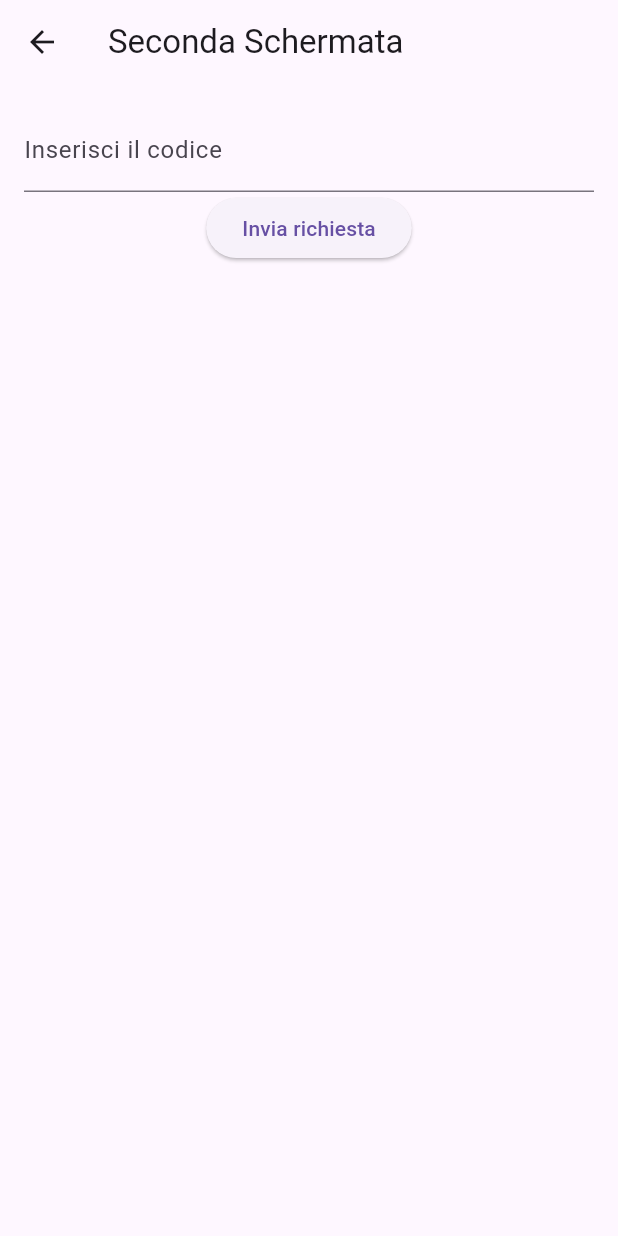
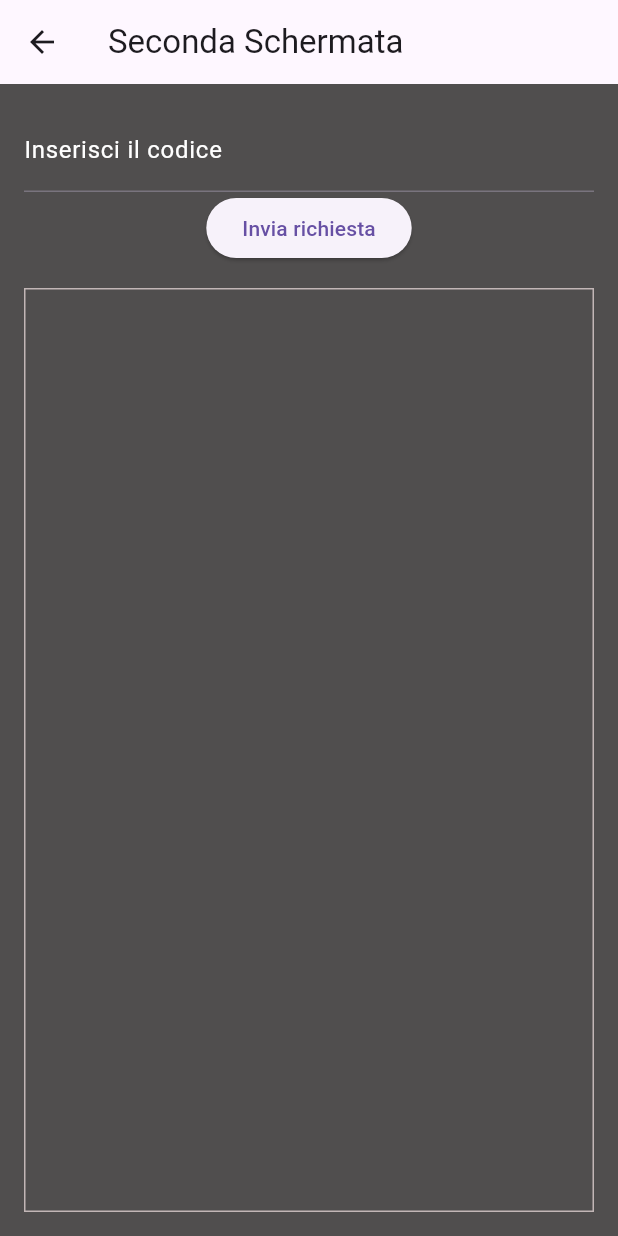
Before and after one commit to Mattia-Nisato/ProgettiProfDentico, a Flutter app: the screen it shows after launch, after a tap on "Vai alla seconda schermata", on a phone screen of 412 x 824 dp. Run offline on Flutter 3.47's test engine with Material 3 defaults, Android fonts, the phone set to English and light mode, and no system bars; network calls fail.

Commit message:
quasi finito

```diff
--- /dev/null
+++ b/client_rest_flutter/lib/first_screen.dart
@@ -0,0 +1,27 @@
+import 'package:flutter/material.dart';
+import 'second_screen.dart';
+
+class FirstScreen extends StatelessWidget {
+  @override
+  Widget build(BuildContext context) {
+    return Scaffold(
+      appBar: AppBar(
+        title: Text('Prima Schermata'),
+      ),
+      body: Center(
+        child: ElevatedButton(
+          style: ElevatedButton.styleFrom(
+            primary: Colors.grey[700], // This is the color of the button
+          ),
+          child: Text('Vai alla seconda schermata'),
+          onPressed: () {
+            Navigator.push(
+              context,
+              MaterialPageRoute(builder: (context) => SecondScreen()),
+            );
+          },
+        ),
+      ),
+    );
+  }
+}
--- a/client_rest_flutter/lib/main.dart
+++ b/client_rest_flutter/lib/main.dart
@@ -1,84 +1,15 @@
 import 'package:flutter/material.dart';
-import 'package:http/http.dart' as http;
-import 'dart:convert';
+import 'first_screen.dart';
 
 void main() {
   runApp(MaterialApp(
     home: FirstScreen(),
+    theme: ThemeData(
+      scaffoldBackgroundColor: const Color.fromARGB(255, 80, 78, 78),
+      textTheme: TextTheme(
+        bodyText1: TextStyle(color: Colors.white),
+        bodyText2: TextStyle(color: Colors.white),
+      ),
+    ),
   ));
 }
-
-class FirstScreen extends StatelessWidget {
-  @override
-  Widget build(BuildContext context) {
-    return Scaffold(
-      appBar: AppBar(
-        title: Text('Prima Schermata'),
-      ),
-      body: Center(
-        child: ElevatedButton(
-          child: Text('Vai alla seconda schermata'),
-          onPressed: () {
-            Navigator.push(
-              context,
-              MaterialPageRoute(builder: (context) => SecondScreen()),
-            );
-          },
-        ),
-      ),
-    );
-  }
-}
-
-class SecondScreen extends StatefulWidget {
-  @override
-  _SecondScreenState createState() => _SecondScreenState();
-}
-
-class _SecondScreenState extends State<SecondScreen> {
-  final controller = TextEditingController();
-  String response = '';
-
-  Future<void> getData(String code) async {
-    var res = await http.get(Uri.parse('http://172.17.0.1011/server.php?codice=$code'));
-    if (res.statusCode == 200) {
-      var data = jsonDecode(res.body);
-      setState(() {
-        response = 'Nome: ${data['nome']}\n'
-            'Cognome: ${data['cognome']}\n'
-            'Reparto: ${data['reparto']}';
-      });
-    } else {
-      throw Exception('Failed to load data');
-    }
-  }
-
-  @override
-  Widget build(BuildContext context) {
-    return Scaffold(
-      appBar: AppBar(
-        title: Text('Seconda Schermata'),
-      ),
-      body: Padding(
-        padding: const EdgeInsets.all(16.0),
-        child: Column(
-          children: <Widget>[
-            TextField(
-              controller: controller,
-              decoration: InputDecoration(
-                labelText: 'Inserisci il codice',
-              ),
-            ),
-            ElevatedButton(
-              child: Text('Invia richiesta'),
-              onPressed: () {
-                getData(controller.text);
-              },
-            ),
-            Text(response),
-          ],
-        ),
-      ),
-    );
-  }
-}
--- /dev/null
+++ b/client_rest_flutter/lib/second_screen.dart
@@ -0,0 +1,69 @@
+import 'package:flutter/material.dart';
+import 'package:http/http.dart' as http;
+import 'dart:convert';
+
+class SecondScreen extends StatefulWidget {
+  @override
+  _SecondScreenState createState() => _SecondScreenState();
+}
+
+class _SecondScreenState extends State<SecondScreen> {
+  final controller = TextEditingController();
+  String response = '';
+
+  Future<void> getData(String code) async {
+    var res = await http.get(Uri.parse('http://172.17.0.76/server_REST.php?codice=$code'));
+    if (res.statusCode == 200) {
+      var data = jsonDecode(res.body);
+      setState(() {
+        response = 'Nome: ${data['nome']}\n'
+            'Cognome: ${data['cognome']}\n'
+            'Reparto: ${data['reparto']}';
+      });
+    } else {
+      throw Exception('Failed to load data');
+    }
+  }
+
+  @override
+  Widget build(BuildContext context) {
+    return Scaffold(
+      backgroundColor: const Color.fromARGB(255, 80, 78, 78),
+      appBar: AppBar(
+        title: Text('Seconda Schermata'),
+      ),
+      body: Padding(
+        padding: const EdgeInsets.all(16.0),
+        child: Column(
+          children: <Widget>[
+            TextField(
+              controller: controller,
+              style: TextStyle(color: Colors.white),
+              decoration: InputDecoration(
+                labelText: 'Inserisci il codice',
+                labelStyle: TextStyle(color: Colors.white),
+              ),
+            ),
+            ElevatedButton(
+              child: Text('Invia richiesta'),
+              onPressed: () {
+                getData(controller.text);
+              },
+            ),
+            Expanded(
+              child: Container(
+                width: double.infinity,
+                margin: EdgeInsets.only(top: 16.0),
+                padding: EdgeInsets.all(16.0),
+                decoration: BoxDecoration(
+                  border: Border.all(color: const Color.fromARGB(255, 194, 182, 182)),
+                ),
+                child: Text(response, style: TextStyle(color: Color.fromARGB(255, 253, 251, 251))),
+              ),
+            ),
+          ],
+        ),
+      ),
+    );
+  }
+}
```
Also changed, not shown: client_rest_flutter/flutter_01.png (added), 1 other file.
